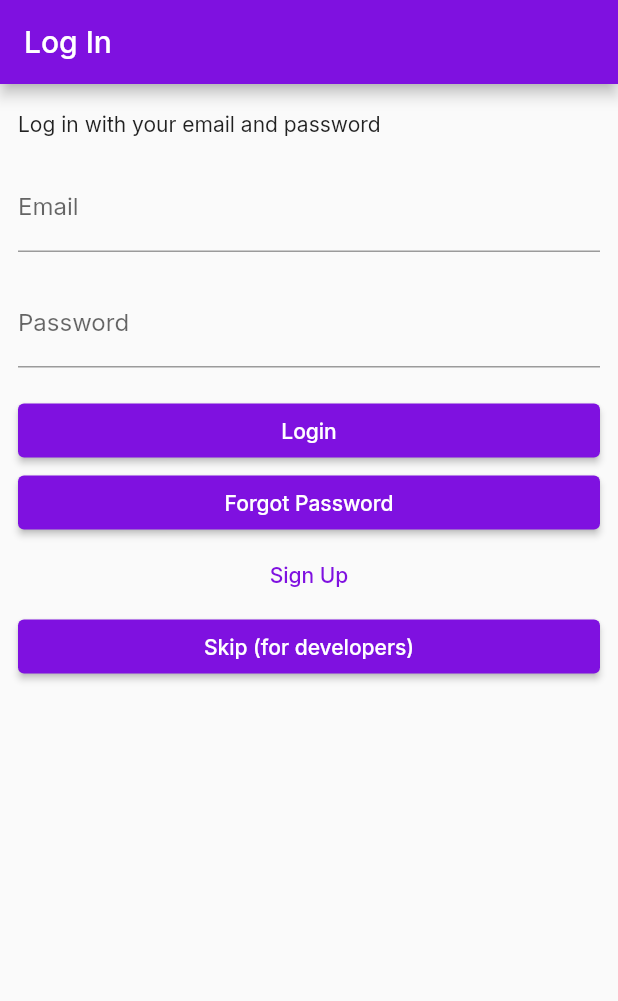
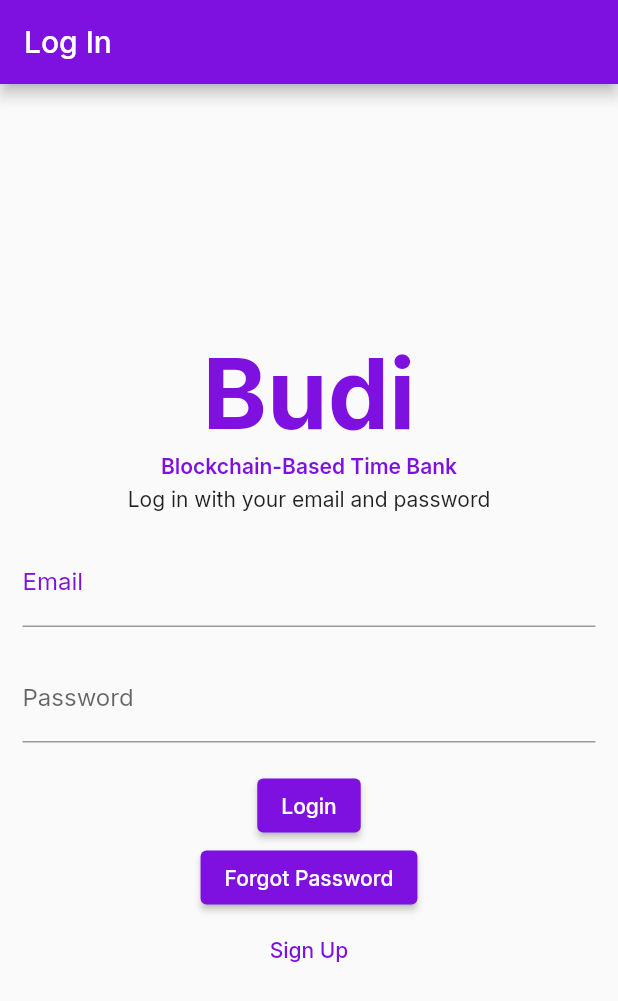
Before and after one commit to de-timebank/frontend, a Flutter app: the screen it shows after launch, on a phone screen of 412 x 824 dp. Shown: the top 1001 px of the screen. Run offline on Flutter 3.47's test engine with Material 2 defaults, Android fonts, the phone set to English and light mode, and no system bars; our stand-ins replace google_fonts, image_picker, supabase_flutter; missing offline and left inert: textfield_tags; accounts and stored records are empty.

Commit message:
some more tidying up

```diff
--- a/lib/auth pages/forgotPasword.dart
+++ b/lib/auth pages/forgotPasword.dart
@@ -111,11 +111,11 @@ class PasswordRecoveryPageState extends State<PasswordRecoveryPage> {
             }),
             child: const Text('Sign Up'),
           ),
-          ElevatedButton(
-              onPressed: (() {
-                Navigator.of(context).pushNamed('/navigation');
-              }),
-              child: const Text('Skip (for developers)'))
+          // ElevatedButton(
+          //     onPressed: (() {
+          //       Navigator.of(context).pushNamed('/navigation');
+          //     }),
+          //     child: const Text('Skip (for developers)'))
         ],
       ),
     );
--- a/lib/auth pages/loginPage.dart
+++ b/lib/auth pages/loginPage.dart
@@ -74,18 +74,52 @@ class _LoginPageState extends State<LoginPage> {
   @override
   Widget build(BuildContext context) {
     return Scaffold(
+      resizeToAvoidBottomInset: false, //avoid keyboard overflow
       appBar: AppBar(
         title: const Text('Log In'),
         // backgroundColor: Color.fromARGB(255, 127, 17, 224),
       ),
-      body: ListView(
-        padding: const EdgeInsets.symmetric(vertical: 18, horizontal: 12),
+      body: Container(
+        padding: EdgeInsets.all(15),
+        child: Column(
+          mainAxisAlignment: MainAxisAlignment.center,
+          //padding: const EdgeInsets.symmetric(vertical: 18, horizontal: 12),
           children: [
+            const Text(
+              'Budi',
+              style: TextStyle(
+                  color: Color.fromARGB(255, 127, 17, 224),
+                  fontSize: 65,
+                  fontWeight: FontWeight.bold),
+            ),
+            const Text(
+              'Blockchain-Based Time Bank',
+              style: TextStyle(
+                  color: Color.fromARGB(255, 127, 17, 224),
+                  fontWeight: FontWeight.w600),
+            ),
+            const SizedBox(
+              height: 5,
+            ),
             const Text('Log in with your email and password'),
             const SizedBox(height: 18),
             TextFormField(
+              //cursorColor: Color.fromARGB(255, 127, 17, 224),,
               controller: _emailController,
-            decoration: const InputDecoration(labelText: 'Email'),
+              //style: TextStyle(),
+
+              decoration: const InputDecoration(
+                labelText: 'Email',
+                labelStyle: TextStyle(
+                  color: Color.fromARGB(255, 127, 17, 224),
+                ),
+
+                focusedBorder: UnderlineInputBorder(
+                  borderSide:
+                      BorderSide(color: Color.fromARGB(255, 127, 17, 224)),
+                ),
+                // suffixIconColor: Color.fromARGB(255, 127, 17, 224),
+              ),
             ),
             const SizedBox(height: 18),
             TextFormField(
@@ -117,12 +151,13 @@ class _LoginPageState extends State<LoginPage> {
               }),
               child: const Text('Sign Up'),
             ),
-          ElevatedButton(
-              onPressed: (() {
-                Navigator.of(context).pushNamed('/navigation');
-              }),
-              child: const Text('Skip (for developers)'))
+            // ElevatedButton(
+            //     onPressed: (() {
+            //       Navigator.of(context).pushNamed('/navigation');
+            //     }),
+            //     child: const Text('Skip (for developers)'))
           ],
+        ),
       ),
     );
   }
--- a/lib/auth pages/signUpPage.dart
+++ b/lib/auth pages/signUpPage.dart
@@ -93,11 +93,11 @@ class _SignUpPageState extends State<SignUpPage> {
             onPressed: _isLoading ? null : _signIn,
             child: Text(_isLoading ? 'Loading' : 'Sign Up'),
           ),
-          ElevatedButton(
-              onPressed: (() {
-                Navigator.of(context).pushReplacementNamed('/navigation');
-              }),
-              child: Text('Skip (for developers)'))
+          // ElevatedButton(
+          //     onPressed: (() {
+          //       Navigator.of(context).pushReplacementNamed('/navigation');
+          //     }),
+          //     child: Text('Skip (for developers)'))
         ],
       ),
     );
```
Also changed, not shown: lib/service pages/service.dart (+14 -6 lines). Lines whose indentation alone changed are shown as unchanged.
